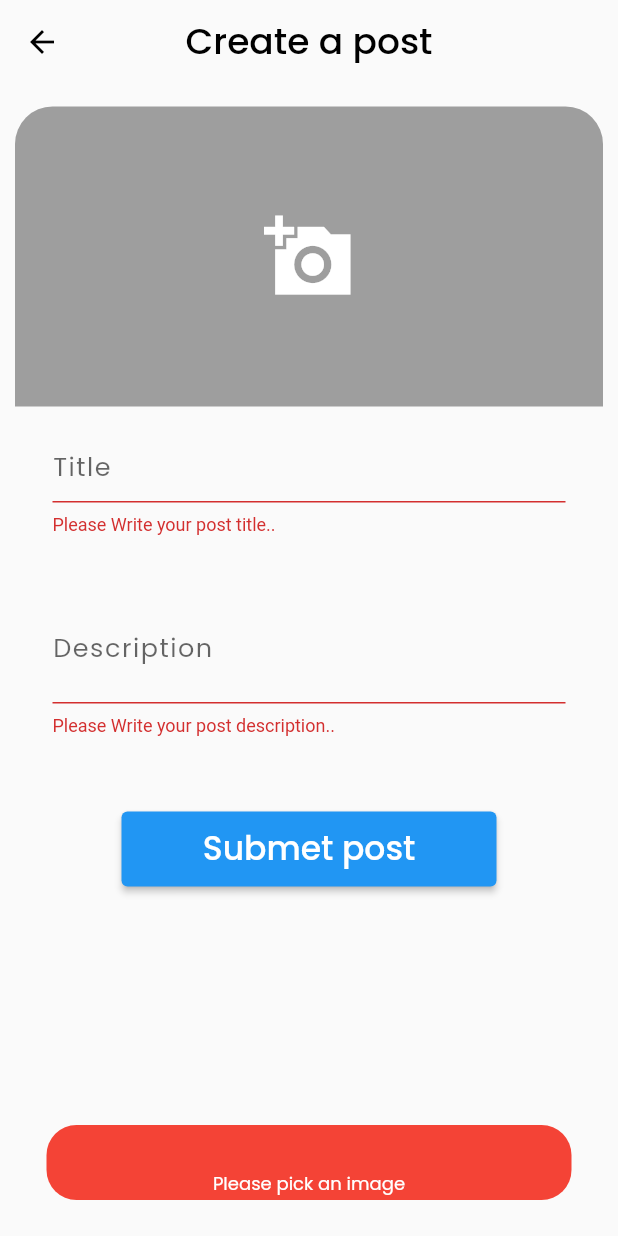
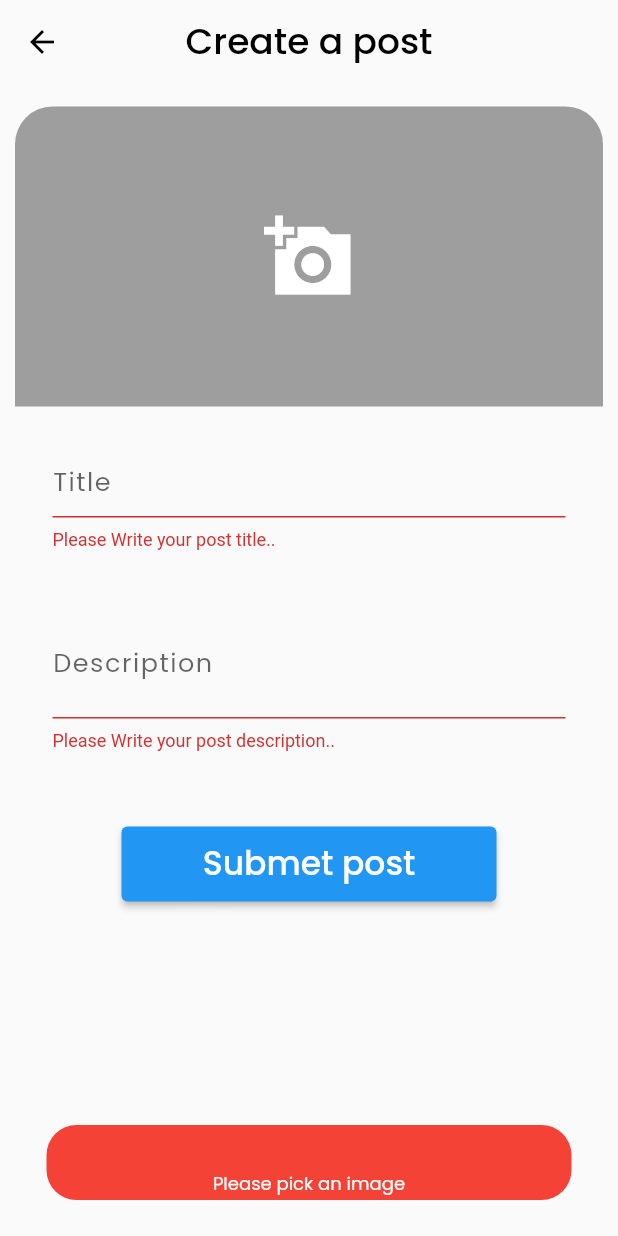
Before and after one commit to miran18-prog/final_project, a Flutter app: the PostScreen screen opened directly, after a tap on "Submet post", on a phone screen of 412 x 824 dp. Run offline on Flutter 3.47's test engine with Material 2 defaults, Android fonts, the phone set to English and light mode, and no system bars; our stand-ins replace auto_size_text, cached_network_image, carousel_nullsafety, cloud_firestore, email_validator, firebase_auth and 13 more; missing offline and left inert: banner_listtile, dart:ffi; accounts and stored records are empty; network calls fail.

Commit message:
some bugs fixed

```diff
--- a/lib/Database/database_services.dart
+++ b/lib/Database/database_services.dart
@@ -60,8 +60,6 @@ class DatabaseServices {
     String? coverImageUrl,
     bool? is_freelancer,
   }) async {
-    print("----------> ${uId}");
-
     return await collectionReference.doc(uId).update(
       {
         'username': username,
--- a/lib/screens/user_Screen/post_screen.dart
+++ b/lib/screens/user_Screen/post_screen.dart
@@ -1,3 +1,4 @@
+import 'dart:ffi';
 import 'dart:io';
 
 import 'package:carousel_nullsafety/carousel_nullsafety.dart';
@@ -48,6 +49,10 @@ class _PostScreenState extends State<PostScreen> {
   //   }
   // }
 
+  final ImagePicker _picker = ImagePicker();
+  List<XFile> _selectedImages = [];
+  FirebaseStorage _storageRef = FirebaseStorage.instance;
+  List<String> _arrImageUrls = [];
   Future<void> selectImage() async {
     if (_selectedImages != null) {
       _selectedImages.clear();
@@ -64,9 +69,17 @@ class _PostScreenState extends State<PostScreen> {
     setState(() {});
   }
 
-  final ImagePicker _picker = ImagePicker();
-  List<XFile> _selectedImages = [];
-  FirebaseStorage _storageRef = FirebaseStorage.instance;
+  Future<String> uploadeFile(XFile image) async {
+    Reference reference = FirebaseStorage.instance.ref().child('Files');
+    UploadTask uploadTask = reference.putFile(File(image.path));
+    await uploadTask.whenComplete(() {
+      print(reference.getDownloadURL());
+    });
+
+    return await reference.getDownloadURL();
+  }
+
+  void uploadeFunction(List<XFile> images) {}
 
   Widget build(BuildContext context) {
     TextEditingController titleCtrl = TextEditingController();
@@ -125,37 +138,33 @@ class _PostScreenState extends State<PostScreen> {
                           color: Colors.white,
                         ),
                       )
-                    : Container(
-                        width: double.maxFinite,
-                        height: 200,
-                        child: ListView.builder(
+                    : GridView.builder(
+                        shrinkWrap: true,
+                        gridDelegate:
+                            const SliverGridDelegateWithFixedCrossAxisCount(
+                          crossAxisCount: 3,
+                          crossAxisSpacing: 3,
+                          mainAxisSpacing: 3,
+                        ),
                         itemCount: _selectedImages.length,
                         itemBuilder: (BuildContext context, int index) {
                           return SizedBox(
-                                height: 200.0,
-                                width: double.maxFinite,
+                            height: 150.0,
+                            width: 300.0,
                             child: Carousel(
+                              boxFit: BoxFit.cover,
+                              showIndicator: false,
                               images: [
-                                    Container(
-                                      decoration: BoxDecoration(
-                                        image: DecorationImage(
-                                          image: FileImage(
-                                            File(
-                                              _selectedImages[index].path,
+                                FileImage(File(_selectedImages[index].path))
+                              ],
                             ),
-                                          ),
-                                        ),
-                                      ),
-                                    )
-                                  ],
-                                  showIndicator: false,
-                                ));
+                          );
+                          ;
                         },
                       ),
               ),
-              ),
               SizedBox(
-                height: 15,
+                height: 25,
               ),
               Form(
                 key: _formKey,
@@ -211,26 +220,26 @@ class _PostScreenState extends State<PostScreen> {
                         onPressed: () async {
                           if (_formKey.currentState!.validate() &&
                               _image != null) {
-                            try {
-                              final ref = storage.FirebaseStorage.instance
-                                  .ref()
-                                  .child(
-                                      'users/$userId/post_image_folder/$imagePathId/$fileName');
+                            // try {
+                            //   final ref = storage.FirebaseStorage.instance
+                            //       .ref()
+                            //       .child(
+                            //           'users/$userId/post_image_folder/$imagePathId/$fileName');
 
-                              await ref.putFile(_image!);
-                              downloadUri = await ref.getDownloadURL();
+                            //   await ref.putFile(_image!);
+                            //   downloadUri = await ref.getDownloadURL();
 
-                              DatabaseServices(postImagePathId: imagePathId)
-                                  .addPost(
-                                      uId: userId,
-                                      imagePath: fileName,
-                                      imagePathId: imagePathId,
-                                      postTitle: titleCtrl.text,
-                                      postDesctiption: desCtrl.text,
-                                      imageUrl: downloadUri);
-                            } catch (err) {
-                              print(err.toString());
-                            }
+                            //   DatabaseServices(postImagePathId: imagePathId)
+                            //       .addPost(
+                            //           uId: userId,
+                            //           imagePath: fileName,
+                            //           imagePathId: imagePathId,
+                            //           postTitle: titleCtrl.text,
+                            //           postDesctiption: desCtrl.text,
+                            //           imageUrl: downloadUri);
+                            // } catch (err) {
+                            //   print(err.toString());
+                            // }
                           } else {
                             customSnackbar(context, "Please pick an image", "",
                                 Colors.red);
@@ -248,6 +257,9 @@ class _PostScreenState extends State<PostScreen> {
                   ],
                 ),
               ),
+              SizedBox(
+                height: 25,
+              ),
             ],
           ),
         ),
```
Also changed, not shown: lib/screens/Home/tab_pages/freelancer_list.dart (+41 -12 lines), lib/widgets/DrawerBar.dart (+6 -2 lines), lib/widgets/custom_card.dart (+21 -9 lines). Lines whose indentation alone changed are shown as unchanged.
